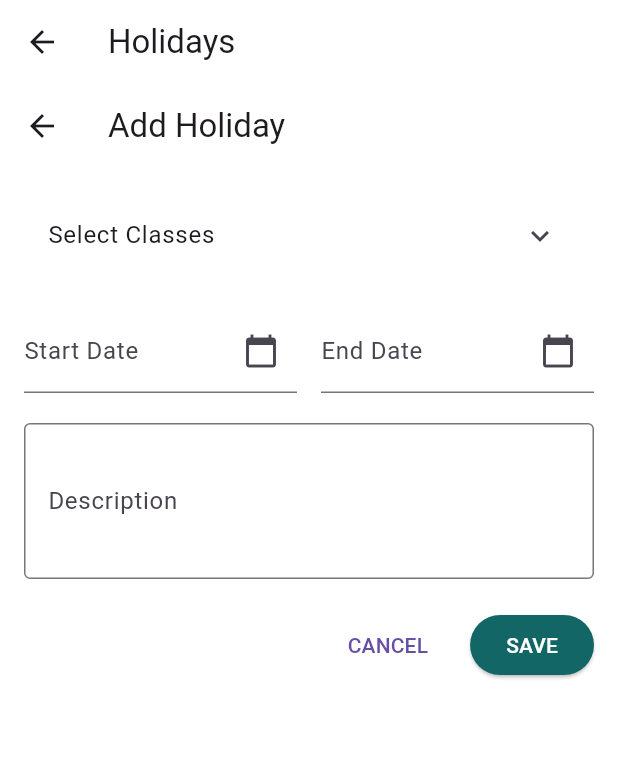
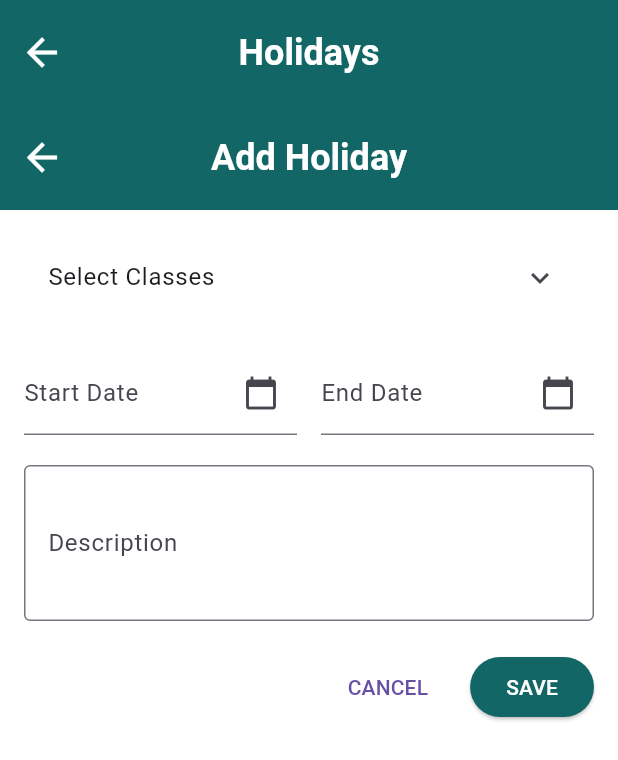
Before and after one commit to Ashishgithubnew/apk-sms, a Flutter app: the HolidayPage screen opened directly, after a tap on the "add" icon, after a tap on "Select Classes", on a phone screen of 412 x 824 dp. Shown: the top 760 px of the screen. Run offline on Flutter 3.47's test engine with Material 3 defaults, Android fonts, the phone set to English and light mode, and no system bars; our stand-ins replace animate_do, shared_preferences; accounts and stored records are empty; network calls fail.

Commit message:
holiday design fixe

```diff
--- a/lib/Screens/holiday_screen.dart
+++ b/lib/Screens/holiday_screen.dart
@@ -3,45 +3,6 @@ import 'package:http/http.dart' as http;
 import 'dart:convert';
 import 'package:intl/intl.dart';
 import 'package:shared_preferences/shared_preferences.dart';
-
-class AppColors {
-  static const primary = Color(0xFF126666); // Teal color
-  static const white = Colors.white;
-}
-
-void main() {
-  runApp(const MyApp());
-}
-
-class MyApp extends StatelessWidget {
-  const MyApp({super.key});
-
-  @override
-  Widget build(BuildContext context) {
-    return MaterialApp(
-      title: 'Holiday Management',
-      debugShowCheckedModeBanner: false,
-      theme: ThemeData(
-        primarySwatch: Colors.blue,
-        appBarTheme: const AppBarTheme(
-          backgroundColor: AppColors.primary,
-          centerTitle: true,
-          titleTextStyle: TextStyle(
-            color: AppColors.white,
-            fontSize: 24,
-            fontWeight: FontWeight.bold,
-          ),
-          iconTheme: IconThemeData(
-            color: AppColors.white,
-            size: 30,
-          ),
-          toolbarHeight: 70,
-        ),
-      ),
-      home: const HolidayPage(),
-    );
-  }
-}
 
 class HolidayPage extends StatefulWidget {
   const HolidayPage({super.key});
@@ -222,6 +183,18 @@ class _HolidayPageState extends State<HolidayPage> {
     return Scaffold(
       appBar: AppBar(
         title: const Text("Holidays"),
+        backgroundColor: const Color(0xFF126666), // Teal color
+        centerTitle: true,
+        titleTextStyle: const TextStyle(
+          color: Colors.white,
+          fontSize: 24,
+          fontWeight: FontWeight.bold,
+        ),
+        iconTheme: const IconThemeData(
+          color: Colors.white,
+          size: 30,
+        ),
+        toolbarHeight: 70,
         actions: [
           if (!showForm)
             IconButton(
@@ -288,8 +261,8 @@ class _HolidayPageState extends State<HolidayPage> {
       floatingActionButton: !showForm && holidays.isNotEmpty
           ? FloatingActionButton(
               onPressed: () => setState(() => showForm = true),
-              backgroundColor: AppColors.primary,
-              child: const Icon(Icons.add, color: AppColors.white),
+              backgroundColor: const Color(0xFF126666), // Teal color
+              child: const Icon(Icons.add, color: Colors.white),
             )
           : null,
     );
@@ -333,6 +306,18 @@ class _HolidayFormState extends State<HolidayForm> {
           onPressed: widget.onCancel,
         ),
         title: const Text("Add Holiday"),
+        backgroundColor: const Color(0xFF126666), // Teal color
+        centerTitle: true,
+        titleTextStyle: const TextStyle(
+          color: Colors.white,
+          fontSize: 24,
+          fontWeight: FontWeight.bold,
+        ),
+        iconTheme: const IconThemeData(
+          color: Colors.white,
+          size: 30,
+        ),
+        toolbarHeight: 70,
       ),
       body: SingleChildScrollView(
         padding: const EdgeInsets.all(16),
@@ -481,9 +466,9 @@ class _HolidayFormState extends State<HolidayForm> {
                     );
                   },
                   style: ElevatedButton.styleFrom(
-                    backgroundColor: AppColors.primary,
+                    backgroundColor: const Color(0xFF126666), // Teal color
                   ),
-                  child: const Text("SAVE", style: TextStyle(color: AppColors.white)),
+                  child: const Text("SAVE", style: TextStyle(color: Colors.white)),
                 ),
               ],
             ),
```
